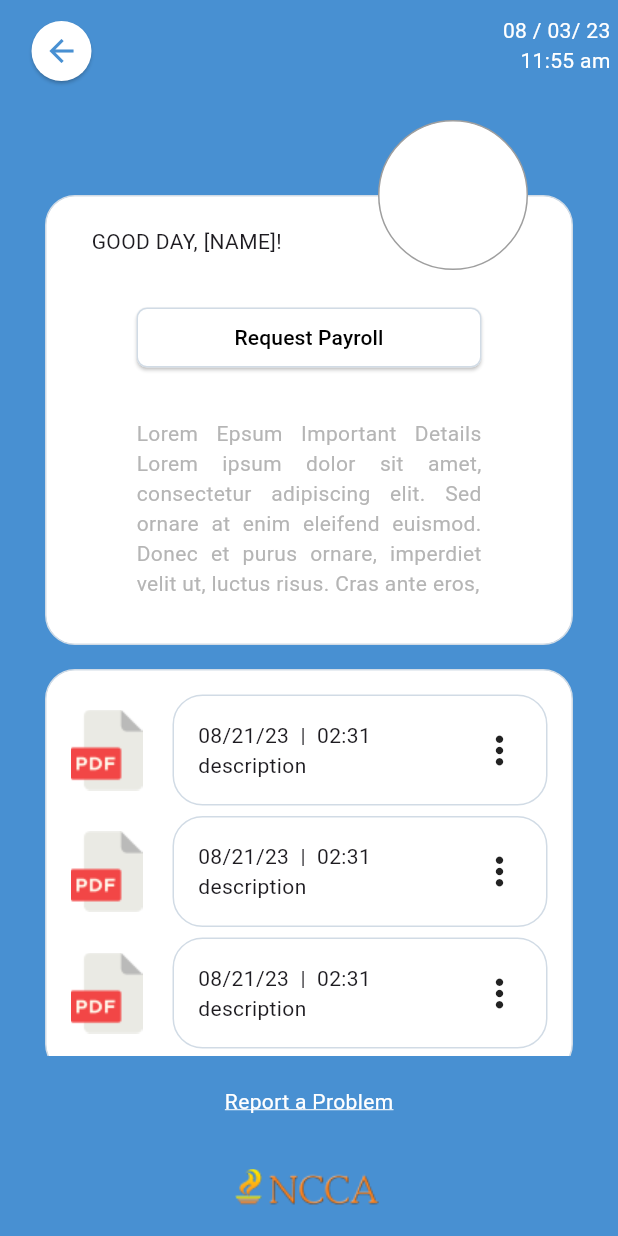
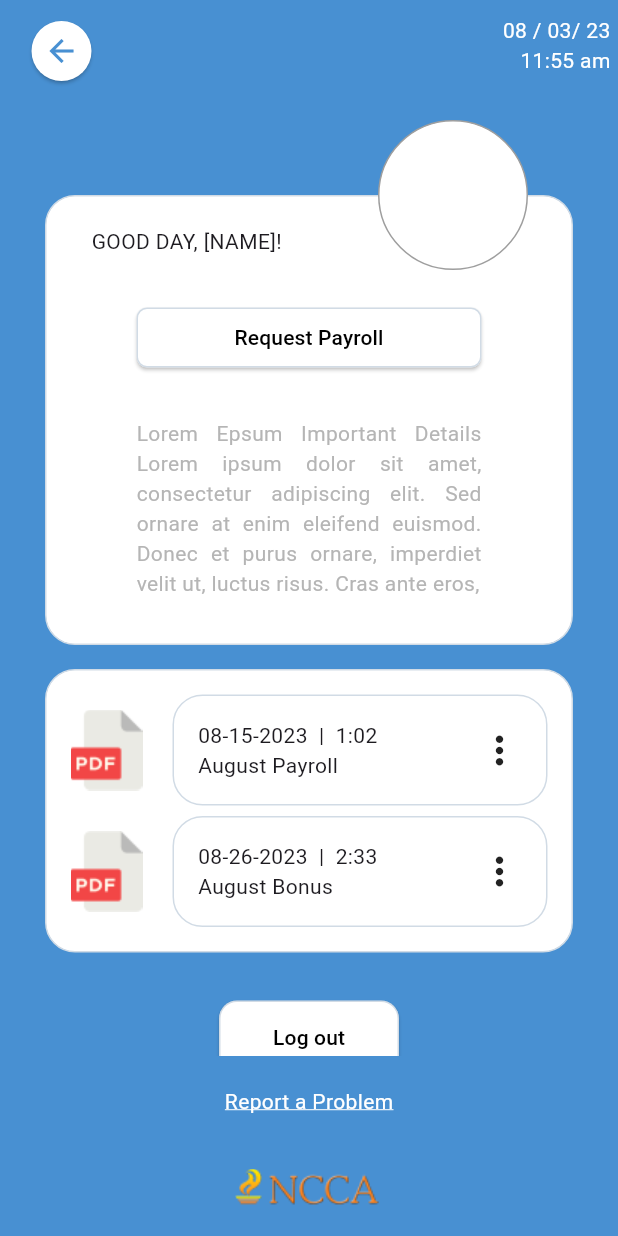
Before and after one commit to Hestice/payroll_viewer, a Flutter app: the HomeScreen screen opened by its route, on a phone screen of 412 x 824 dp. Run offline on Flutter 3.47's test engine with Material 2 defaults, Android fonts, the phone set to English and light mode, and no system bars; our stand-ins replace file_picker, form_validator, go_router; missing offline and left inert: flutter_pdfview.

Commit message:
merge latest update. pdf viewer all dependencies. made dynamic payslip section.

```diff
--- a/frontend/payroll_viewer/lib/models/document_info.dart
+++ b/frontend/payroll_viewer/lib/models/document_info.dart
@@ -1,18 +1,27 @@
 class Document{
   String? doc_title;
-  String? doc_path;
   String? doc_date;
+  String? doc_time;
+  String doc_link;
   int? page_num;
 
-  Document(this.doc_title, this.doc_path, this.doc_date, this.page_num);
+  Document(this.doc_title, this.doc_date, this.doc_time, this. doc_link, this.page_num);
 
   static List<Document> doc_list = [
 
     Document(
       "August Payroll",
-      "assets/payroll.pdf",
-      "07-03-2023",
+      "08-15-2023",
+      "1:02",
+      "https://www.adobe.com/support/products/enterprise/knowledgecenter/media/c4611_sample_explain.pdf",
       1,
-      ),
+    ),
+    Document(
+      "August Bonus",
+      "08-26-2023",
+      "2:33",
+      "https://www.adobe.com/support/products/enterprise/knowledgecenter/media/c4611_sample_explain.pdf",
+      1,
+    ),
   ];
 }
--- a/frontend/payroll_viewer/lib/screens/home_screen.dart
+++ b/frontend/payroll_viewer/lib/screens/home_screen.dart
@@ -1,6 +1,9 @@
 import 'package:flutter/material.dart';
 import 'package:go_router/go_router.dart';
 import '../common/payslip_item_common.dart';
+import '../screens/pdf_view_screen.dart';
+import '../services/pdf_api_service.dart';
+import '../models/document_info.dart';
 class HomeScreen extends StatefulWidget {
   const HomeScreen({Key? key}) : super(key: key);
 
@@ -59,8 +62,7 @@ class _HomeScreenState extends State<HomeScreen> {
                 margin: EdgeInsets.fromLTRB(30, 80, 30, 120),
                 // decoration: BoxDecoration(
                 //         border: Border.all(width: 1.0, color: Color.fromARGB(255, 255, 0, 0)),
-                // ),
-                //FOR DEBUGGING PURPOSES ONLY
+                // ), FOR DEBUGGING PURPOSES ONLY
                 child: Align (
                   alignment: Alignment.topCenter,
                   child: SingleChildScrollView(
@@ -70,7 +72,7 @@ class _HomeScreenState extends State<HomeScreen> {
                         SizedBox(height: 16,),
                         _payrollHistory(),
                         SizedBox(height: 16,),
-                        _payslipArchive(),
+                        _logout(),
                       ],
                     ),
                   ),
@@ -203,76 +205,43 @@ class _HomeScreenState extends State<HomeScreen> {
         ),
         borderRadius: BorderRadius.all(Radius.circular(20))
       ),
-      child:Column(
+      child: Column(
+        children: Document.doc_list.asMap().entries.map((entry) {
+          final index = entry.key;
+          final doc = entry.value;
+
+          return Column(
             children: [
-          //children of rows
               Row(
                 children: [
                   Image(image: AssetImage('assets/elements/pdf_icon.png')),
-              SizedBox(width: 20,),
+                  SizedBox(width: 20),
                   PayslipItem(
-                date: '08/21/23',
-                time: '02:31',
-                description: 'description',
-                onViewPressed: () {
+                    date: doc.doc_date ?? '',
+                    time: doc.doc_time ?? '', // You can replace this with your own time value
+                    description: doc.doc_title ?? '',
+                    onViewPressed: () async {
                       print('View Button Clicked');
-                  // Implement your view functionality here
+                      final file = await PDFApi.loadNetwork(doc.doc_link);
+                      openPDF(context, file);
                     },
                     onDownloadPressed: () {
                       print('Download Button Clicked');
                       // Implement your download functionality here
                     },
-              )
+                  ),
                 ],
               ),
+              if (index != Document.doc_list.length - 1) SizedBox(height: 7), // Add vertical space except for the last item
+            ],
+          );
+        }).toList(),
+      )
 
-          SizedBox(height: 7,),
-          Row(
-            children: [
-              Image(image: AssetImage('assets/elements/pdf_icon.png')),
-              SizedBox(width: 20,),
-              PayslipItem(
-                date: '08/21/23',
-                time: '02:31',
-                description: 'description',
-                onViewPressed: () {
-                  print('View Button Clicked');
-                  // Implement your view functionality here
-                },
-                onDownloadPressed: () {
-                  print('Download Button Clicked');
-                  // Implement your download functionality here
-                },
-              )
-            ],
-          ),
-
-          SizedBox(height: 7,),
-          Row(
-            children: [
-              Image(image: AssetImage('assets/elements/pdf_icon.png')),
-              SizedBox(width: 20,),
-              PayslipItem(
-                date: '08/21/23',
-                time: '02:31',
-                description: 'description',
-                onViewPressed: () {
-                  print('View Button Clicked');
-                  // Implement your view functionality here
-                },
-                onDownloadPressed: () {
-                  print('Download Button Clicked');
-                  // Implement your download functionality here
-                },
-              )
-            ],
-          ),
-        ],
-      )
     );
   }
 
-  Widget _payslipArchive() {
+  Widget _logout() {
     return Container(
       padding: EdgeInsets.all(16),
       child: Positioned(
@@ -303,4 +272,8 @@ class _HomeScreenState extends State<HomeScreen> {
       ),
     );
   }
+
+   void openPDF(BuildContext context, file) => Navigator.of(context).push(
+        MaterialPageRoute(builder: (context) => PDFViewerPage(file: file)),
+      );
 }
```
Also changed, not shown: frontend/payroll_viewer/lib/screens/pdf_view_screen.dart (added, +66 -0 lines), frontend/payroll_viewer/lib/services/pdf_api_service.dart (added, +43 -0 lines), frontend/payroll_viewer/pubspec.yaml (+8 -64 lines), frontend/payroll_viewer/pubspec.lock, 4 other files. Lines whose indentation alone changed are shown as unchanged.
